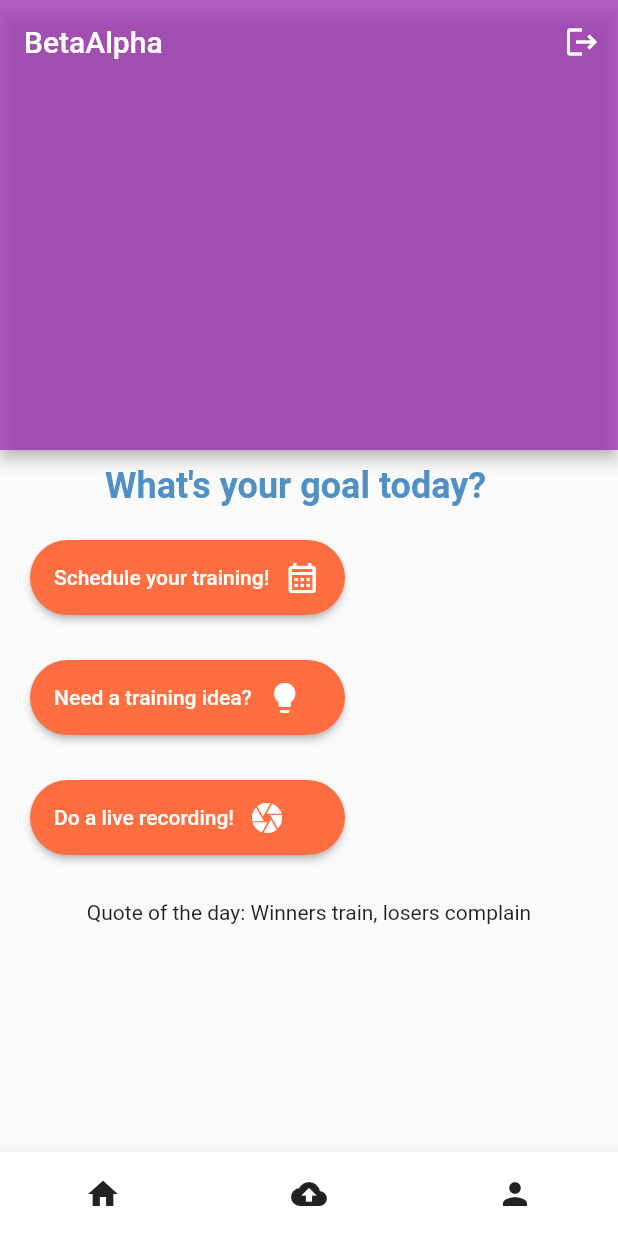
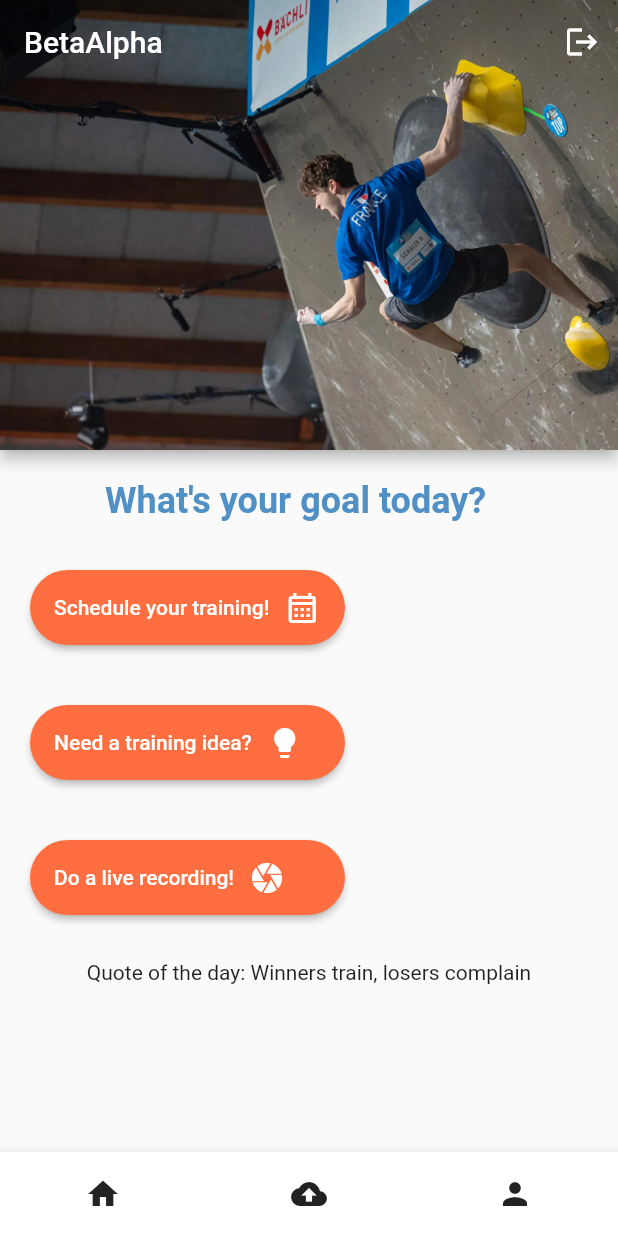
Before and after one commit to timothysashimi/BetaAlpha, a Flutter app: the screen it shows once a user with an empty profile is signed in, on a phone screen of 412 x 824 dp. Run offline on Flutter 3.47's test engine with Material 2 defaults, Android fonts, the light colour scheme and no system bars; our stand-ins replace camera, chewie, cloud_firestore, firebase_auth, firebase_core, firebase_messaging and 8 more; missing offline and left inert: cloudinary_flutter, cloudinary_url_gen, google_mlkit_commons, google_mlkit_pose_detection, video_thumbnail; accounts and stored records are empty.

Commit message:
some UI changes

```diff
--- a/Flutter/lib/pages/home_page.dart
+++ b/Flutter/lib/pages/home_page.dart
@@ -1,4 +1,6 @@
+import 'dart:convert';
 import 'package:flutter/material.dart';
+import 'package:http/http.dart' as http;
 import 'package:firebase_auth/firebase_auth.dart';
 import 'package:orbital_app/pages/training_prog/training_screen.dart';
 import 'package:orbital_app/pages/upload_video/gallery.dart';
@@ -10,6 +12,12 @@ import 'package:orbital_app/pages/training_prog/training_screen.dart';
 import 'package:orbital_app/pages/google_mlkit/pose_dectector.dart';
 import 'package:path_provider/path_provider.dart';
 
+class Quote {
+  final String text;
+  final String author;
+
+  Quote({required this.text, required this.author});
+}
 
 class HomePage extends StatelessWidget {
   HomePage({super.key});
@@ -24,25 +32,26 @@ class HomePage extends StatelessWidget {
   @override //Abstract Method
   Widget build(context) {
     return Scaffold(
-
       appBar: PreferredSize(
           preferredSize: const Size.fromHeight(300.0),
           child: AppBar(
-        backgroundColor: const Color.fromARGB(185, 155, 39, 176),
-
+              backgroundColor: Colors.transparent,
+              flexibleSpace: FlexibleSpaceBar(
+                background: Image.asset(
+                  'assets/mejdi.jpeg',
+                  fit: BoxFit.cover,
+                ),
+              ),
               title: const Text("BetaAlpha"),
               //flexibleSpace: FlexibleSpaceBar(background: Icon()),
               actions: [
-        IconButton(onPressed: signUserOut, icon: const Icon(Icons.logout))
+                IconButton(
+                    onPressed: signUserOut, icon: const Icon(Icons.logout))
               ])),
-
-
       body: SingleChildScrollView(
-
         child: Column(mainAxisSize: MainAxisSize.min, children: [
           //LineChartWidget(),
-          const SizedBox(height: 10),
-
+          const SizedBox(height: 20),
 
           Row(
             children: [
@@ -50,43 +59,10 @@ class HomePage extends StatelessWidget {
               SizedBox(
                 height: 30,
                 child: Text("What's your goal today?",
-                      style:(TextStyle(
+                    style: (TextStyle(
                         color: Color.fromARGB(255, 81, 144, 196),
                         fontSize: 24,
-                        fontWeight: FontWeight.bold
-                      ))),
-                ),
-              ],
-            )
-          ,
-          const SizedBox(height: 20),
-          Row(
-            children: [
-              const SizedBox(width: 20),
-              SizedBox(
-                height: 50,
-                width: 210,
-                child: ElevatedButton(
-
-                  style: ElevatedButton.styleFrom(
-                    shape:RoundedRectangleBorder(
-                        borderRadius: BorderRadius.circular(30.0),
-                      ),
-                    backgroundColor: Colors.deepOrangeAccent
-                  ),
-                  child: Row(
-                    children: [
-                      const Text("Schedule your training!"),
-                      SizedBox(width:10),
-                      Icon(Icons.calendar_month_outlined)
-                    ],
-                  ),
-                  onPressed: () {
-                    // Navigate to home page
-                    Navigator.push(
-                        context, MaterialPageRoute(builder: (_) => CalendarScreen()));
-                  },
-                ),
+                        fontWeight: FontWeight.bold))),
               ),
             ],
           ),
@@ -98,29 +74,28 @@ class HomePage extends StatelessWidget {
                 height: 50,
                 width: 210,
                 child: ElevatedButton(
-
                   style: ElevatedButton.styleFrom(
-                    shape:RoundedRectangleBorder(
+                      shape: RoundedRectangleBorder(
                         borderRadius: BorderRadius.circular(30.0),
                       ),
-                    backgroundColor: Colors.deepOrangeAccent
-                  ),
+                      backgroundColor: Colors.deepOrangeAccent),
                   child: Row(
                     children: [
-                      const Text("Need a training idea?"),
-                      SizedBox(width:10),
-                      Icon(Icons.lightbulb)
+                      const Text("Schedule your training!"),
+                      SizedBox(width: 10),
+                      Icon(Icons.calendar_month_outlined)
                     ],
                   ),
                   onPressed: () {
-                    Navigator.push(
-                        context, MaterialPageRoute(builder: (_) => TrainingScreen()));
+                    // Navigate to home page
+                    Navigator.push(context,
+                        MaterialPageRoute(builder: (_) => CalendarScreen()));
                   },
                 ),
               ),
             ],
           ),
-          const SizedBox(height: 30),
+          const SizedBox(height: 40),
           Row(
             children: [
               const SizedBox(width: 20),
@@ -128,23 +103,49 @@ class HomePage extends StatelessWidget {
                 height: 50,
                 width: 210,
                 child: ElevatedButton(
-
                   style: ElevatedButton.styleFrom(
-                    shape:RoundedRectangleBorder(
+                      shape: RoundedRectangleBorder(
                         borderRadius: BorderRadius.circular(30.0),
                       ),
-                    backgroundColor: Colors.deepOrangeAccent
+                      backgroundColor: Colors.deepOrangeAccent),
+                  child: Row(
+                    children: [
+                      const Text("Need a training idea?"),
+                      SizedBox(width: 10),
+                      Icon(Icons.lightbulb)
+                    ],
                   ),
+                  onPressed: () {
+                    Navigator.push(context,
+                        MaterialPageRoute(builder: (_) => TrainingScreen()));
+                  },
+                ),
+              ),
+            ],
+          ),
+          const SizedBox(height: 40),
+          Row(
+            children: [
+              const SizedBox(width: 20),
+              SizedBox(
+                height: 50,
+                width: 210,
+                child: ElevatedButton(
+                  style: ElevatedButton.styleFrom(
+                      shape: RoundedRectangleBorder(
+                        borderRadius: BorderRadius.circular(30.0),
+                      ),
+                      backgroundColor: Colors.deepOrangeAccent),
                   child: Row(
                     children: [
                       const Text("Do a live recording!"),
-                      SizedBox(width:10),
+                      SizedBox(width: 10),
                       Icon(Icons.camera)
                     ],
                   ),
                   onPressed: () {
-                    Navigator.push(
-                        context, MaterialPageRoute(builder: (_) => PoseDetectorView()));
+                    Navigator.push(context,
+                        MaterialPageRoute(builder: (_) => PoseDetectorView()));
                   },
                 ),
               ),
@@ -152,7 +153,6 @@ class HomePage extends StatelessWidget {
           ),
           const SizedBox(height: 30),
           const Text(
-
             "Quote of the day: Winners train, losers complain",
           )
         ]),
@@ -193,5 +193,4 @@ class HomePage extends StatelessWidget {
       ),
     );
   }
-
 }
--- a/Flutter/pubspec.yaml
+++ b/Flutter/pubspec.yaml
@@ -95,6 +95,7 @@ flutter:
     - assets/logo.jpeg
     - assets/janja.jpeg
     - assets/person.jpeg
+    - assets/mejdi.jpeg
   #   - images/a_dot_burr.jpeg
   #   - images/a_dot_ham.jpeg
 
```
Also changed, not shown: Flutter/lib/pages/upload_video/gallery.dart (+9 -5 lines), Flutter/assets/mejdi.jpeg (added). Lines whose indentation alone changed are shown as unchanged.
